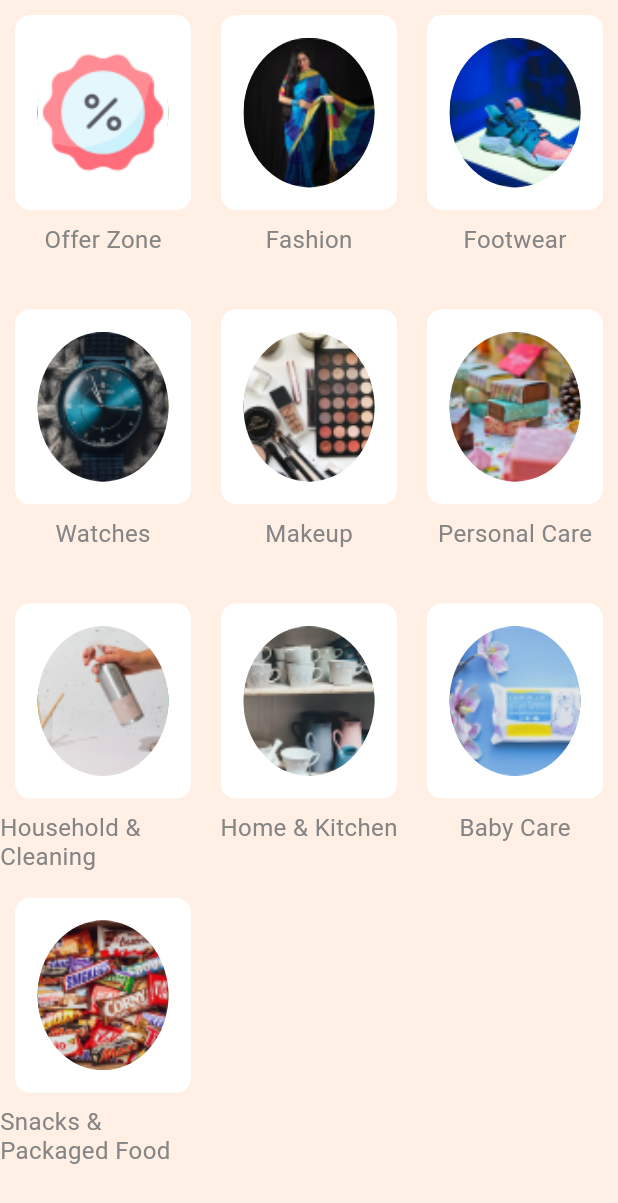
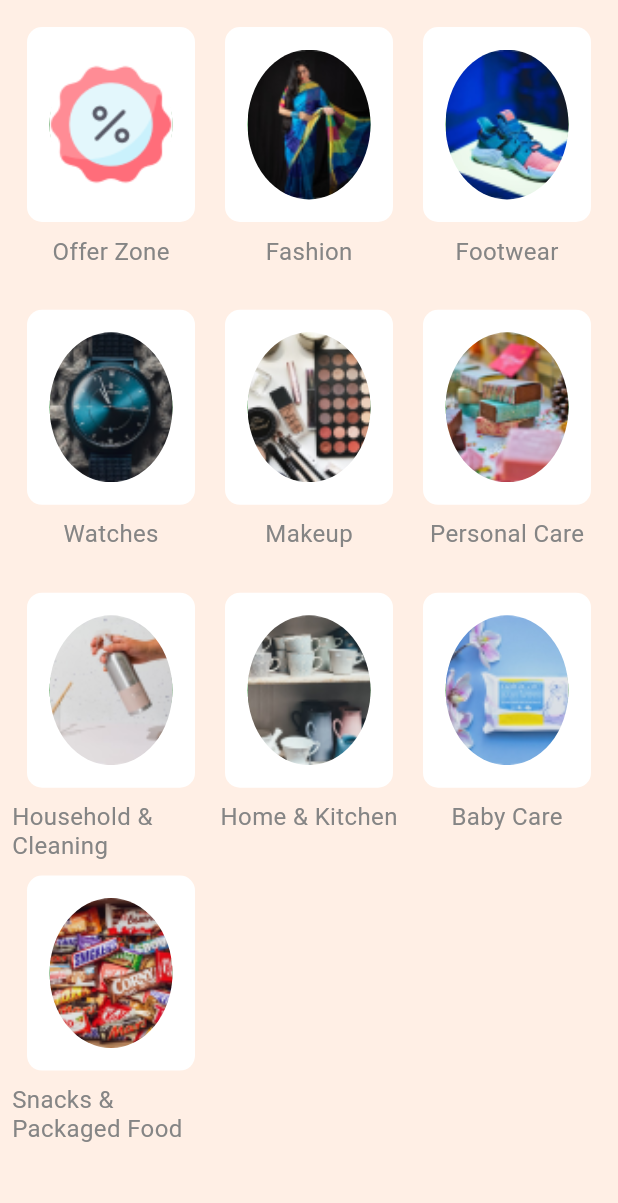
Before and after one commit to Abhinandan358/ecomm_website_3_8_22, a Flutter app: the Category screen opened directly, on a phone screen of 412 x 824 dp. Shown: the top 1203 px of the screen. Run offline on Flutter 3.47's test engine with Material 2 defaults, Android fonts, the phone set to English and light mode, and no system bars; our stand-ins replace card_swiper, flutter_screenutil, fluttertoast, get, image_picker.

Commit message:
design of todays

```diff
--- a/lib/views/bottomnav/category.dart
+++ b/lib/views/bottomnav/category.dart
@@ -50,7 +50,9 @@ class _CategoryState extends State<Category> {
   Widget build(BuildContext context) {
     return Scaffold(
       backgroundColor: commonback,
-      body: SizedBox(
+      body: Padding(
+        padding: const EdgeInsets.all(8.0),
+        child: SizedBox(
           height: productitemHeight * _categoryList.length / 3,
           child: GridView.builder(
               itemCount: _categoryList.length,
@@ -83,6 +85,7 @@ class _CategoryState extends State<Category> {
                 );
               }),
         ),
+      ),
     );
   }
 }
--- a/lib/views/bottomnav/home.dart
+++ b/lib/views/bottomnav/home.dart
@@ -13,7 +13,7 @@ class Home extends StatefulWidget {
 }
 
 class _HomeState extends State<Home> {
-  double productitemHeight = 0.326.sh;
+  double productitemHeight = 0.42.sh;
   double secprodHeight = 300;
 
   @override
@@ -315,7 +315,7 @@ class _HomeState extends State<Home> {
   }
 }
 
-List imageswiperList = ['1.jpg', '2.jpg', '3.jpg'];
+List imageswiperList = ['sli1.png', 'sli2.png', 'sli3.png'];
 List textList = ['All', 'Dresses', 'Watches', 'Shoes', 'Beauty'];
 
 class ProductModel {
```
Also changed, not shown: assets/sli1.png (added), assets/sli2.png (added), assets/sli3.png (added). Lines whose indentation alone changed are shown as unchanged.
